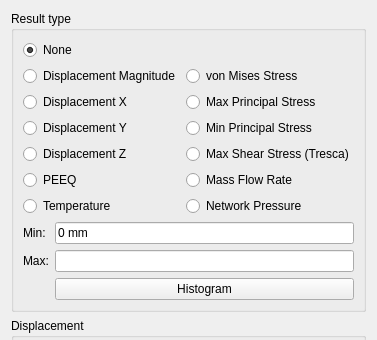
Old version of the form src/Mod/Fem/Gui/Resources/ui/ResultShow.ui in the repository southseact-3d/fcd; both pictures show x 0 to 377 and y 0 to 340 of the 377 by 593 pixel window.
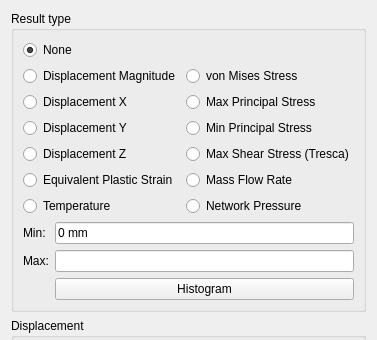
New version of the form. Custom widgets are drawn as their Qt base class.

Commit message:
[FEM] use proper histogram titles
- use for the histogram titles the same as in the CCX dialog and not our internal abbreviations
- in the CCX dialog don't use the term PEEQ but the common wording that also gives the user the info what this is about

What changed in the file:
```diff
--- a/src/Mod/Fem/Gui/Resources/ui/ResultShow.ui
+++ b/src/Mod/Fem/Gui/Resources/ui/ResultShow.ui
@@ -127,7 +127,7 @@
            </size>
           </property>
           <property name="text">
-           <string notr="true">PEEQ</string>
+           <string>Equivalent Plastic Strain</string>
           </property>
          </widget>
         </item>
```
The commit also changes 2 other files.
